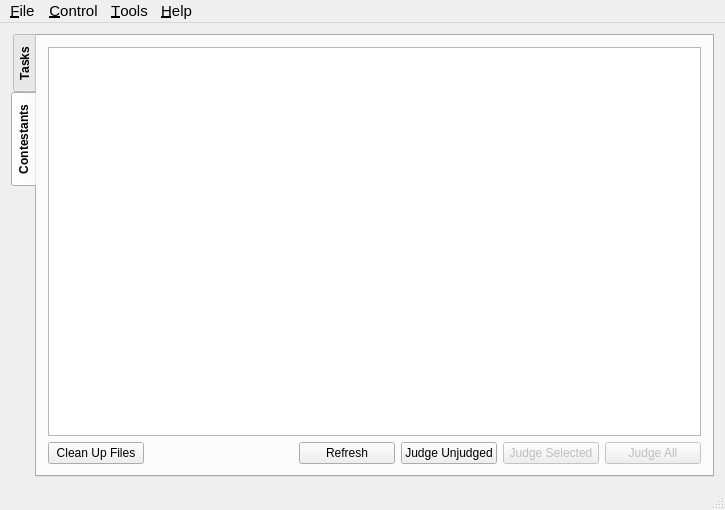
Above: forms/lemon.ui from Project-LemonLime/Project_LemonLime before the change. Below: the same form after it.
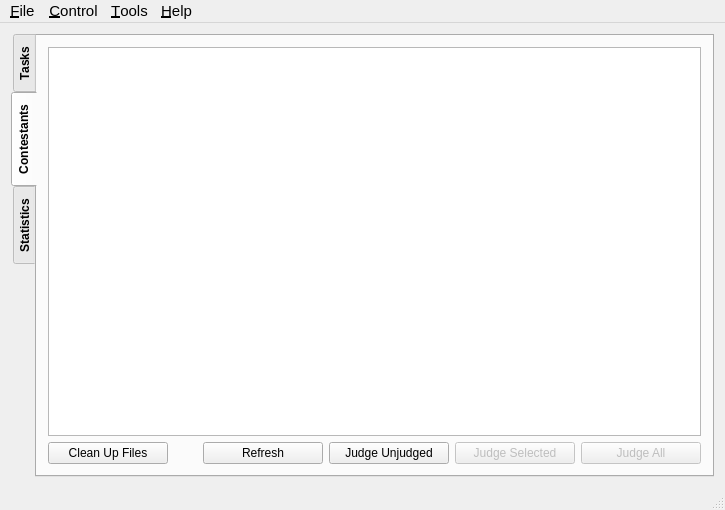
That is the form after the change. The open tabs and pages were chosen to show the change. Icons and pictures are not drawn. Custom widgets are drawn as their Qt base class.

```diff
--- a/forms/lemon.ui
+++ b/forms/lemon.ui
@@ -258,7 +258,7 @@
            <widget class="QPushButton" name="cleanupButton">
             <property name="minimumSize">
              <size>
-              <width>96</width>
+              <width>120</width>
               <height>0</height>
              </size>
             </property>
@@ -287,7 +287,7 @@
            <widget class="QPushButton" name="refreshButton">
             <property name="minimumSize">
              <size>
-              <width>96</width>
+              <width>120</width>
               <height>0</height>
              </size>
             </property>
@@ -309,7 +309,7 @@
             </property>
             <property name="minimumSize">
              <size>
-              <width>96</width>
+              <width>120</width>
               <height>0</height>
              </size>
             </property>
@@ -328,7 +328,7 @@
             </property>
             <property name="minimumSize">
              <size>
-              <width>96</width>
+              <width>120</width>
               <height>0</height>
              </size>
             </property>
@@ -347,7 +347,7 @@
             </property>
             <property name="minimumSize">
              <size>
-              <width>96</width>
+              <width>120</width>
               <height>0</height>
              </size>
             </property>
@@ -363,6 +363,20 @@
         </item>
        </layout>
       </widget>
+      <widget class="QWidget" name="statisticsTab">
+       <attribute name="title">
+        <string>Statistics</string>
+       </attribute>
+       <layout class="QHBoxLayout" name="horizontalLayout_3">
+        <item>
+         <widget class="StatisticsBrowser" name="statisticsBrowser" native="true">
+          <property name="statusTip">
+           <string>The Statistics Browser...</string>
+          </property>
+         </widget>
+        </item>
+       </layout>
+      </widget>
      </widget>
     </item>
    </layout>
@@ -738,6 +752,12 @@
    <extends>QTableWidget</extends>
    <header>resultviewer.h</header>
   </customwidget>
+  <customwidget>
+   <class>StatisticsBrowser</class>
+   <extends>QWidget</extends>
+   <header>statisticsbrowser.h</header>
+   <container>1</container>
+  </customwidget>
  </customwidgets>
  <tabstops>
   <tabstop>tabWidget</tabstop>
```
Left out of the diff: 36 changed lines with no effect on the pictures.
